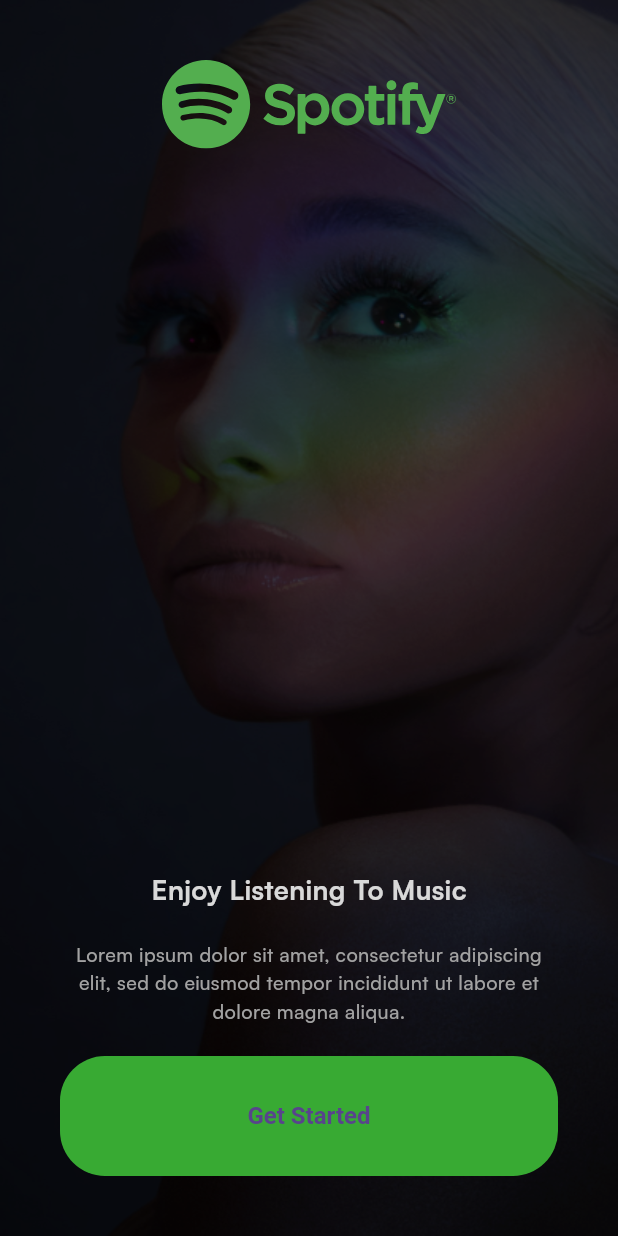
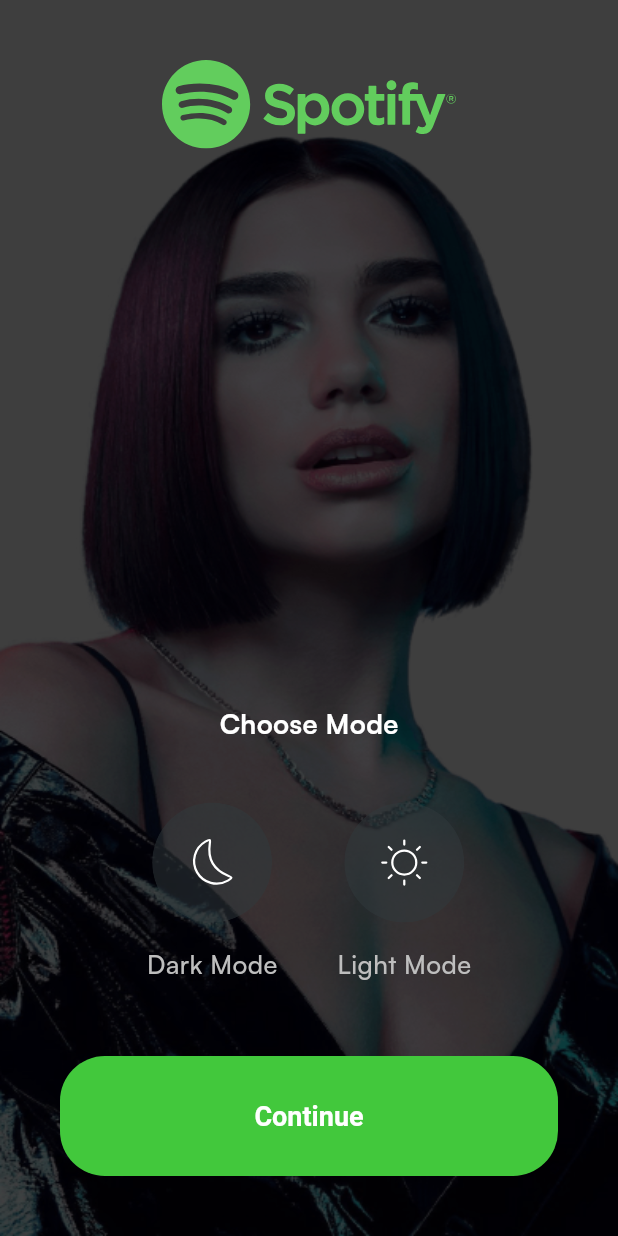
Before and after one commit to namntph28279/spotify, a Flutter app: the screen it shows after launch, after a tap on "Get Started", on a phone screen of 412 x 824 dp. Run offline on Flutter 3.47's test engine with Material 3 defaults, Android fonts, the phone set to English and light mode, and no system bars; our stand-ins replace flutter_svg.

Commit message:
create choose mode page

```diff
--- a/lib/common/widgets/button/basic_app_button.dart
+++ b/lib/common/widgets/button/basic_app_button.dart
@@ -16,9 +16,9 @@ class BasicAppButton extends StatelessWidget {
         child: Text(
             title,
           style: TextStyle(
-              // fontWeight: FontWeight.bold,
-              // color: Colors.white,
-              // fontSize: 18
+              fontWeight: FontWeight.bold,
+              color: Colors.white,
+              fontSize: 18
           ),
         ),
       style: ElevatedButton.styleFrom(
--- /dev/null
+++ b/lib/presentation/choose_mode/pages/choose_mode.dart
@@ -0,0 +1,139 @@
+import 'dart:ui';
+
+import 'package:flutter/material.dart';
+import 'package:flutter_svg/flutter_svg.dart';
+import 'package:spotify/common/widgets/button/basic_app_button.dart';
+import 'package:spotify/core/assets/app_images.dart';
+import 'package:spotify/core/assets/app_vector.dart';
+import 'package:spotify/core/configs/theme/app_colors.dart';
+
+class ChooseModePage extends StatelessWidget {
+  const ChooseModePage({super.key});
+
+  @override
+  Widget build(BuildContext context) {
+    return Scaffold(
+      body: Stack(
+        children: [
+          Container(
+            padding: EdgeInsets.symmetric(
+                vertical: 40,
+                horizontal: 40
+            ),
+            decoration: BoxDecoration(
+                image: DecorationImage(
+                  image: AssetImage(
+                      AppImages.chooseModeBG
+                  ),
+                  fit: BoxFit.fill,
+                )
+            ),
+          ),
+
+          Container(
+            color: Colors.black.withOpacity(0.15),
+          ),
+
+          Padding(
+            padding: const EdgeInsets.symmetric(
+                horizontal: 40,
+                vertical: 40
+            ),
+            child: Column(
+              children: [
+                Align(
+                  child: SvgPicture.asset(
+                      AppVectors.logo
+                  ),
+                  alignment: Alignment.center,
+                ),
+                Spacer(),
+                Text(
+                  'Choose Mode',
+                  style: TextStyle(
+                      fontWeight: FontWeight.bold,
+                      color: Colors.white,
+                      fontSize: 18
+                  ),
+                ),
+                SizedBox(height: 40,),
+                Row(
+                  mainAxisAlignment: MainAxisAlignment.center,
+                  children: [
+                    Column(
+                      children: [
+                        ClipOval(
+                          child: Container(
+                            height: 80,
+                            width: 80,
+                            decoration: BoxDecoration(
+                              color: Color(0xff30393c).withOpacity(0.5),
+                              shape: BoxShape.circle
+                            ),
+                            child: SvgPicture.asset(
+                              AppVectors.moon,
+                              fit: BoxFit.none,
+                            ),
+                          ),
+                        ),
+                        SizedBox(height: 15,),
+                        Text(
+                          'Dark Mode',
+                          style: TextStyle(
+                            fontWeight: FontWeight.w500,
+                            fontSize: 17,
+                            color: AppColors.grey
+                          ),
+                        )
+                      ],
+                    ),
+                    SizedBox(width: 40),
+                    Column(
+                      children: [
+                        ClipOval(
+                          child: Container(
+                            height: 80,
+                            width: 80,
+                            decoration: BoxDecoration(
+                                color: Color(0xff30393c).withOpacity(0.5),
+                                shape: BoxShape.circle
+                            ),
+                            child: SvgPicture.asset(
+                              AppVectors.sun,
+                              fit: BoxFit.none,
+                            ),
+                          ),
+                        ),
+                        SizedBox(height: 15,),
+                        Text(
+                          'Light Mode',
+                          style: TextStyle(
+                              fontWeight: FontWeight.w500,
+                              fontSize: 17,
+                              color: AppColors.grey
+                          ),
+                        )
+                      ],
+                    ),
+                  ],
+                ),
+                SizedBox(height: 50,),
+                BasicAppButton(
+                  onPressed: () {
+                    // Navigator.push(
+                    //     context,
+                    //     MaterialPageRoute(
+                    //         builder: (BuildContext builder) => const ChooseModePage()
+                    //     )
+                    // );
+                  },
+                  title: 'Continue',
+                )
+              ],
+            ),
+          )
+        ],
+      ),
+    );
+  }
+}
--- a/lib/presentation/intro/pages/get_started.dart
+++ b/lib/presentation/intro/pages/get_started.dart
@@ -4,6 +4,7 @@ import 'package:spotify/common/widgets/button/basic_app_button.dart';
 import 'package:spotify/core/assets/app_images.dart';
 import 'package:spotify/core/assets/app_vector.dart';
 import 'package:spotify/core/configs/theme/app_colors.dart';
+import 'package:spotify/presentation/choose_mode/pages/choose_mode.dart';
 
 class GetStartedPage extends StatelessWidget {
   const GetStartedPage({super.key});
@@ -25,6 +26,17 @@ class GetStartedPage extends StatelessWidget {
                   ),
                 fit: BoxFit.fill,
               )
+            ),
+          ),
+
+          Container(
+            color: Colors.black.withOpacity(0.15),
+          ),
+
+          Padding(
+            padding: const EdgeInsets.symmetric(
+              horizontal: 40,
+              vertical: 40
             ),
             child: Column(
               children: [
@@ -57,15 +69,18 @@ class GetStartedPage extends StatelessWidget {
                 ),
                 SizedBox(height: 20,),
                 BasicAppButton(
-                    onPressed: () {},
+                  onPressed: () {
+                    Navigator.push(
+                        context,
+                        MaterialPageRoute(
+                            builder: (BuildContext builder) => const ChooseModePage()
+                        )
+                    );
+                  },
                   title: 'Get Started',
                 )
               ],
             ),
-          ),
-
-          Container(
-            color: Colors.black.withOpacity(0.15),
           )
         ],
       ),
```
Lines whose indentation alone changed are shown as unchanged.
